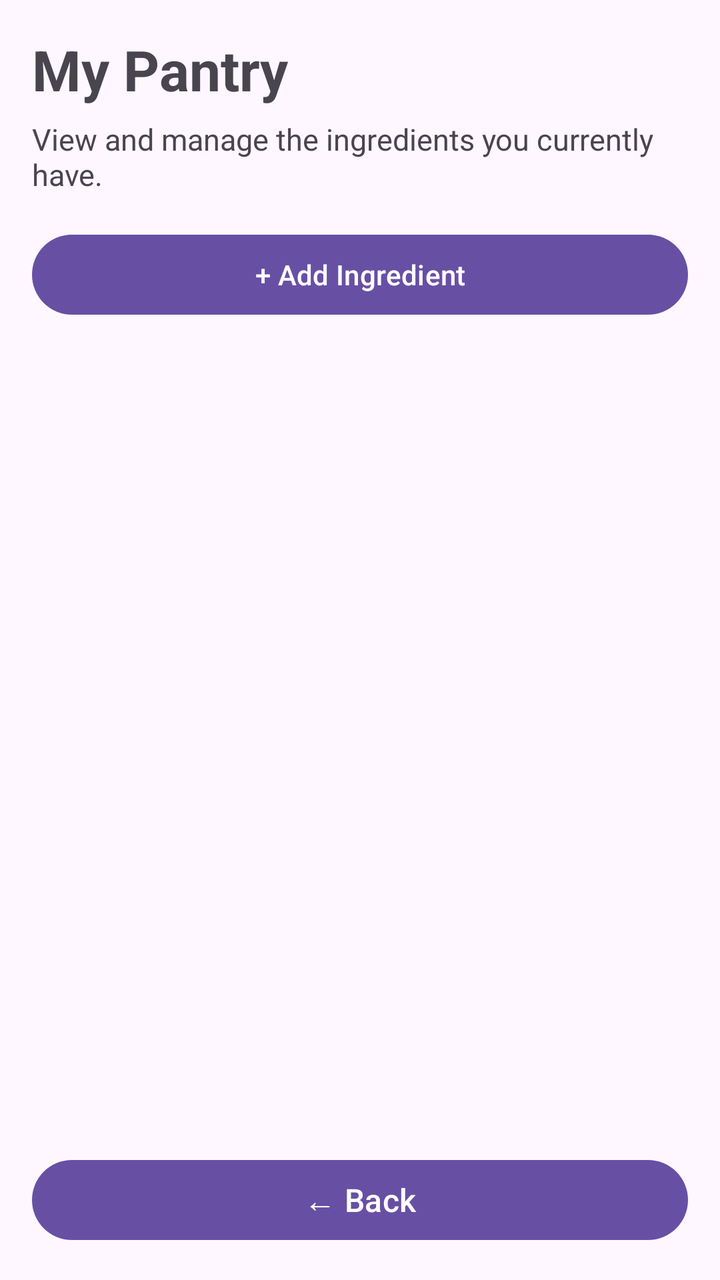
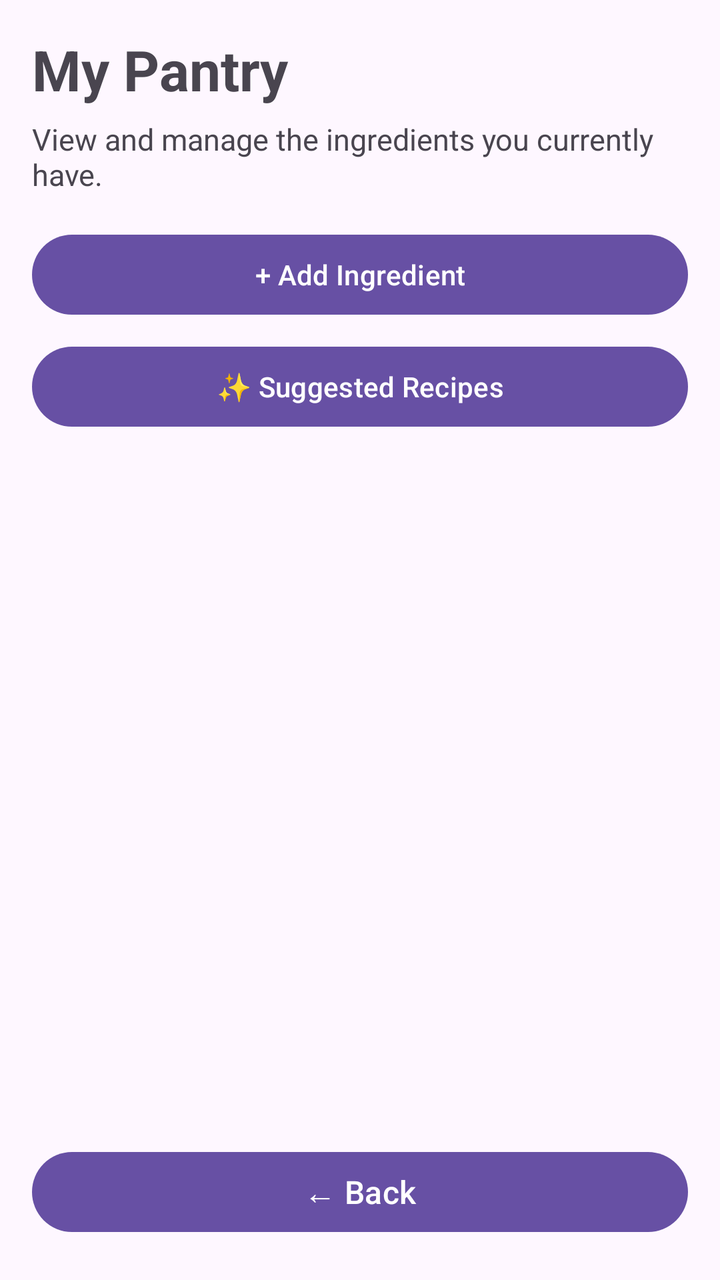

Screens rendered from an Android XML layout before and after an edit, with the pre-edit source and the edit as a unified diff.
<!-- AndroidManifest.xml: application theme Theme.SmartPantryManager -->
<!-- res/layout/activity_my_pantry.xml -->
<?xml version="1.0" encoding="utf-8"?>
<androidx.constraintlayout.widget.ConstraintLayout
    xmlns:android="http://schemas.android.com/apk/res/android"
    xmlns:app="http://schemas.android.com/apk/res-auto"
    android:layout_width="match_parent"
    android:layout_height="match_parent"
    android:padding="16dp">

    
    <TextView
        android:id="@+id/tvPantryTitle"
        android:layout_width="0dp"
        android:layout_height="wrap_content"
        android:text="My Pantry"
        android:textSize="28sp"
        android:textStyle="bold"
        app:layout_constraintTop_toTopOf="parent"
        app:layout_constraintStart_toStartOf="parent"
        app:layout_constraintEnd_toEndOf="parent" />

    
    <TextView
        android:id="@+id/tvPantrySubtitle"
        android:layout_width="0dp"
        android:layout_height="wrap_content"
        android:layout_marginTop="6dp"
        android:text="View and manage the ingredients you currently have."
        android:textSize="15sp"
        app:layout_constraintTop_toBottomOf="@id/tvPantryTitle"
        app:layout_constraintStart_toStartOf="parent"
        app:layout_constraintEnd_toEndOf="parent" />

    
    <Button
        android:id="@+id/btnAddIngredient"
        android:layout_width="0dp"
        android:layout_height="wrap_content"
        android:layout_marginTop="16dp"
        android:text="+ Add Ingredient"
        app:layout_constraintTop_toBottomOf="@id/tvPantrySubtitle"
        app:layout_constraintStart_toStartOf="parent"
        app:layout_constraintEnd_toEndOf="parent" />

    
    <androidx.recyclerview.widget.RecyclerView
        android:id="@+id/recyclerViewPantry"
        android:layout_width="0dp"
        android:layout_height="0dp"
        android:layout_marginTop="12dp"
        android:clipToPadding="false"
        android:paddingBottom="8dp"
        android:scrollbars="vertical"
        android:overScrollMode="always"
        app:layout_constraintTop_toBottomOf="@id/btnAddIngredient"
        app:layout_constraintBottom_toTopOf="@id/btnBack"
        app:layout_constraintStart_toStartOf="parent"
        app:layout_constraintEnd_toEndOf="parent" />

    
    <Button
        android:id="@+id/btnBack"
        android:layout_width="0dp"
        android:layout_height="wrap_content"
        android:layout_marginTop="8dp"
        android:text="← Back"
        android:textSize="16sp"
        android:minHeight="48dp"
        app:layout_constraintBottom_toBottomOf="parent"
        app:layout_constraintStart_toStartOf="parent"
        app:layout_constraintEnd_toEndOf="parent" />

</androidx.constraintlayout.widget.ConstraintLayout>
<!-- resources referenced by this layout -->
<resources>
  <style name="Theme.SmartPantryManager" parent="Base.Theme.SmartPantryManager" />
  <style name="Base.Theme.SmartPantryManager" parent="Theme.Material3.DayNight.NoActionBar">
          
          
      </style>
</resources>

<!-- the commit's change to res/layout/activity_my_pantry.xml (unified diff, before → after) -->
@@ -42,16 +42,27 @@
         app:layout_constraintEnd_toEndOf="parent" />
 
     
+    <Button
+        android:id="@+id/btnSuggestedRecipes"
+        android:layout_width="0dp"
+        android:layout_height="wrap_content"
+        android:layout_marginTop="8dp"
+        android:text="✨ Suggested Recipes"
+        app:layout_constraintTop_toBottomOf="@id/btnAddIngredient"
+        app:layout_constraintStart_toStartOf="parent"
+        app:layout_constraintEnd_toEndOf="parent" />
+
+    
     <androidx.recyclerview.widget.RecyclerView
         android:id="@+id/recyclerViewPantry"
         android:layout_width="0dp"
         android:layout_height="0dp"
         android:layout_marginTop="12dp"
         android:clipToPadding="false"
-        android:paddingBottom="8dp"
+        android:paddingBottom="16dp"
         android:scrollbars="vertical"
         android:overScrollMode="always"
-        app:layout_constraintTop_toBottomOf="@id/btnAddIngredient"
+        app:layout_constraintTop_toBottomOf="@id/btnSuggestedRecipes"
         app:layout_constraintBottom_toTopOf="@id/btnBack"
         app:layout_constraintStart_toStartOf="parent"
         app:layout_constraintEnd_toEndOf="parent" />
@@ -62,6 +73,7 @@
         android:layout_width="0dp"
         android:layout_height="wrap_content"
         android:layout_marginTop="8dp"
+        android:layout_marginBottom="4dp"
         android:text="← Back"
         android:textSize="16sp"
         android:minHeight="48dp"
